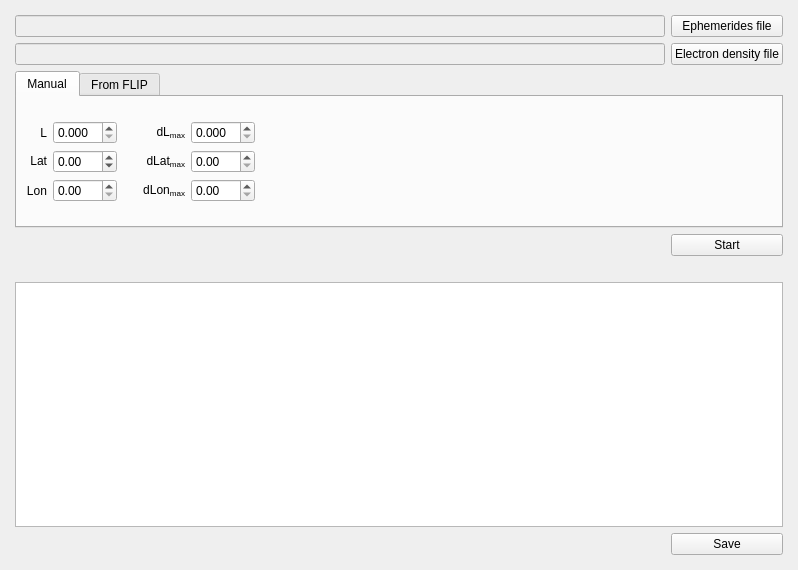
Albom/RBSP_Pass, file ui/MainWnd.ui: the form before one commit.
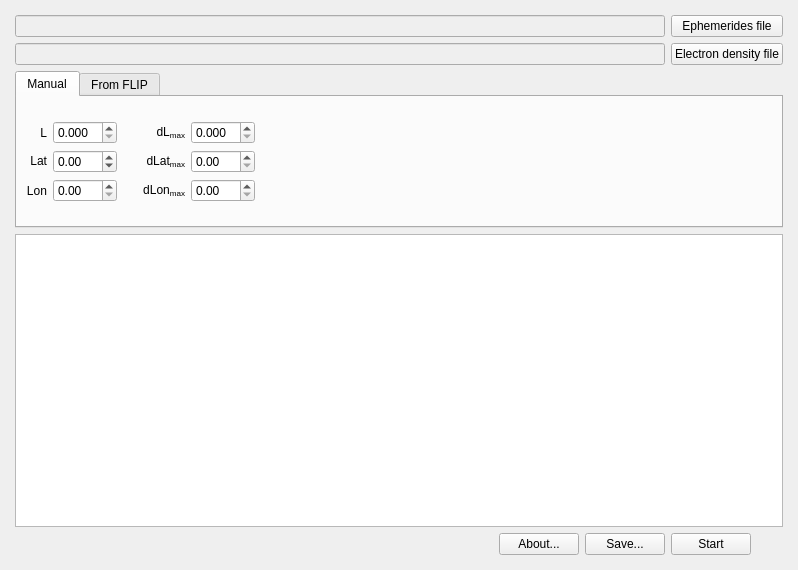
The form after the commit.

Commit message: About dialog

The edit to the form file:
```diff
--- a/ui/MainWnd.ui
+++ b/ui/MainWnd.ui
@@ -47,7 +47,7 @@
       <property name="bottomMargin">
        <number>6</number>
       </property>
-      <item row="1" column="0" colspan="2">
+      <item row="1" column="0" colspan="3">
        <widget class="QLineEdit" name="densityEdit">
         <property name="enabled">
          <bool>false</bool>
@@ -60,20 +60,7 @@
         </property>
        </widget>
       </item>
-      <item row="3" column="2">
-       <widget class="QPushButton" name="startButton">
-        <property name="sizePolicy">
-         <sizepolicy hsizetype="Preferred" vsizetype="Fixed">
-          <horstretch>0</horstretch>
-          <verstretch>0</verstretch>
-         </sizepolicy>
-        </property>
-        <property name="text">
-         <string>Start</string>
-        </property>
-       </widget>
-      </item>
-      <item row="1" column="2">
+      <item row="1" column="3">
        <widget class="QPushButton" name="densityButton">
         <property name="sizePolicy">
          <sizepolicy hsizetype="Maximum" vsizetype="Fixed">
@@ -86,23 +73,10 @@
         </property>
        </widget>
       </item>
-      <item row="0" column="0" colspan="2">
-       <widget class="QLineEdit" name="ephemeridesEdit">
-        <property name="enabled">
-         <bool>false</bool>
-        </property>
-        <property name="sizePolicy">
-         <sizepolicy hsizetype="Minimum" vsizetype="Fixed">
-          <horstretch>0</horstretch>
-          <verstretch>0</verstretch>
-         </sizepolicy>
-        </property>
-       </widget>
-      </item>
-      <item row="0" column="2">
+      <item row="0" column="3">
        <widget class="QPushButton" name="ephemeridesButton">
         <property name="sizePolicy">
-         <sizepolicy hsizetype="Preferred" vsizetype="Preferred">
+         <sizepolicy hsizetype="Minimum" vsizetype="Preferred">
           <horstretch>0</horstretch>
           <verstretch>0</verstretch>
          </sizepolicy>
@@ -112,23 +86,7 @@
         </property>
        </widget>
       </item>
-      <item row="4" column="2">
-       <spacer name="verticalSpacer">
-        <property name="orientation">
-         <enum>Qt::Vertical</enum>
-        </property>
-        <property name="sizeType">
-         <enum>QSizePolicy::Preferred</enum>
-        </property>
-        <property name="sizeHint" stdset="0">
-         <size>
-          <width>20</width>
-          <height>20</height>
-         </size>
-        </property>
-       </spacer>
-      </item>
-      <item row="5" column="0" colspan="3">
+      <item row="3" column="0" colspan="4">
        <widget class="QTableView" name="tableView">
         <property name="sizePolicy">
          <sizepolicy hsizetype="MinimumExpanding" vsizetype="Expanding">
@@ -141,7 +99,20 @@
         </property>
        </widget>
       </item>
-      <item row="2" column="0" colspan="3">
+      <item row="4" column="2">
+       <widget class="QPushButton" name="saveButton">
+        <property name="sizePolicy">
+         <sizepolicy hsizetype="Maximum" vsizetype="Fixed">
+          <horstretch>0</horstretch>
+          <verstretch>0</verstretch>
+         </sizepolicy>
+        </property>
+        <property name="text">
+         <string>Save...</string>
+        </property>
+       </widget>
+      </item>
+      <item row="2" column="0" colspan="4">
        <widget class="QTabWidget" name="tabWidget">
         <property name="sizePolicy">
          <sizepolicy hsizetype="Expanding" vsizetype="Maximum">
@@ -517,10 +488,55 @@
         </widget>
        </widget>
       </item>
-      <item row="6" column="2">
-       <widget class="QPushButton" name="saveButton">
+      <item row="0" column="0" colspan="3">
+       <widget class="QLineEdit" name="ephemeridesEdit">
+        <property name="enabled">
+         <bool>false</bool>
+        </property>
+        <property name="sizePolicy">
+         <sizepolicy hsizetype="Minimum" vsizetype="Fixed">
+          <horstretch>0</horstretch>
+          <verstretch>0</verstretch>
+         </sizepolicy>
+        </property>
+       </widget>
+      </item>
+      <item row="4" column="3">
+       <widget class="QPushButton" name="startButton">
+        <property name="sizePolicy">
+         <sizepolicy hsizetype="Maximum" vsizetype="Fixed">
+          <horstretch>0</horstretch>
+          <verstretch>0</verstretch>
+         </sizepolicy>
+        </property>
         <property name="text">
-         <string>Save</string>
+         <string>Start</string>
+        </property>
+       </widget>
+      </item>
+      <item row="4" column="0">
+       <spacer name="horizontalSpacer_4">
+        <property name="orientation">
+         <enum>Qt::Horizontal</enum>
+        </property>
+        <property name="sizeHint" stdset="0">
+         <size>
+          <width>40</width>
+          <height>20</height>
+         </size>
+        </property>
+       </spacer>
+      </item>
+      <item row="4" column="1">
+       <widget class="QPushButton" name="aboutButton">
+        <property name="sizePolicy">
+         <sizepolicy hsizetype="Maximum" vsizetype="Fixed">
+          <horstretch>0</horstretch>
+          <verstretch>0</verstretch>
+         </sizepolicy>
+        </property>
+        <property name="text">
+         <string>About...</string>
         </property>
        </widget>
       </item>
```
Left out of the diff: 3 changed lines with no effect on the pictures. The commit also changes 1 other file.
